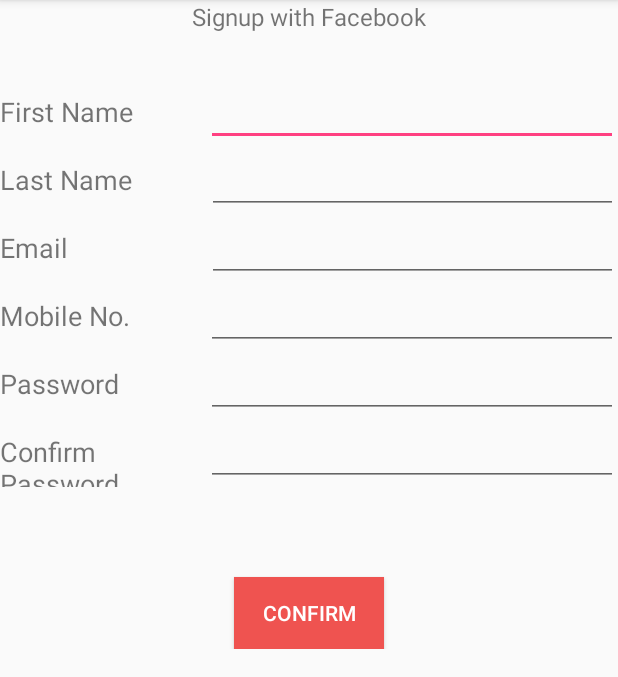
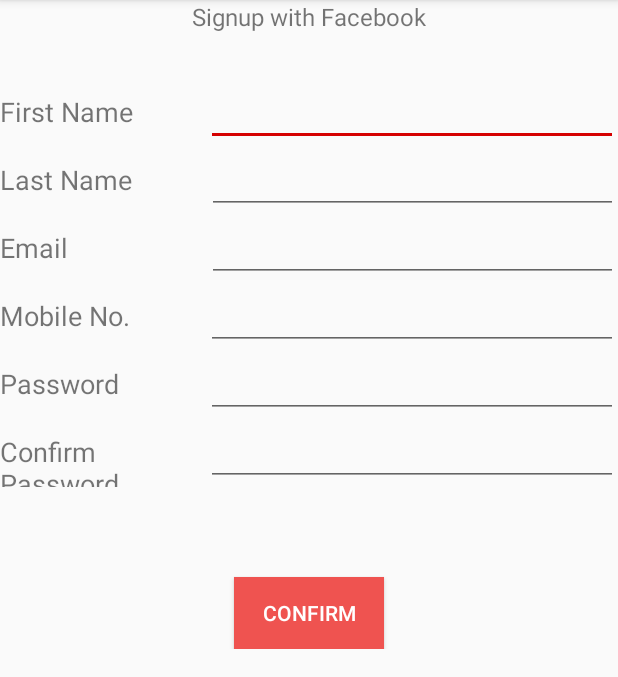
Before and after one commit to demifiendfumi/GooLooV2, an Android app: the SignUpPageMainActivity screen opened directly, with no data from a screen before it, on a phone screen of 412 x 824 dp, the part 84-761 px from its top. Run offline under Robolectric (Android 15) with nearby library versions, the phone set to English and light mode, and no system bars; our stand-ins replace Volley; network calls fail.

Commit message:
Gooloo colour theme update

```diff
--- a/app/src/main/res/values/colors.xml
+++ b/app/src/main/res/values/colors.xml
@@ -5,6 +5,6 @@
     <color name="textColorPrimary">#FFFFFF</color>
     <color name="windowBackground">#FFFFFF</color>
     <color name="navigationBarColor">#000000</color>
-    <color name="colorAccent">#FF4081</color>
+    <color name="colorAccent">#D50000</color>
     <color name="red">#EF5350</color>
 </resources>
```
